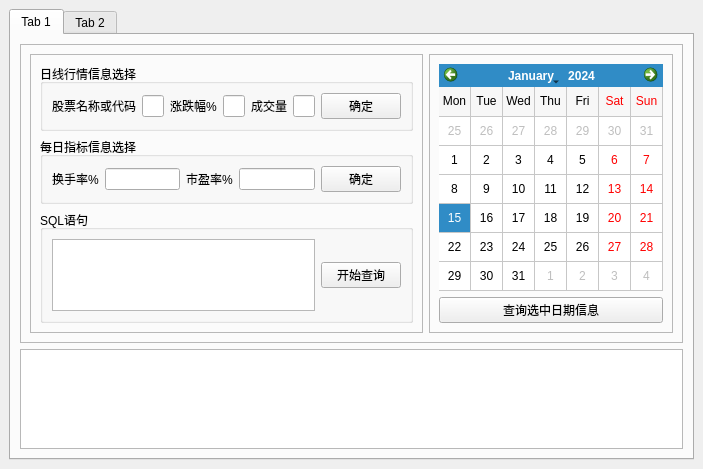
Before: the Qt Designer form UI/upsdownsFm.ui in ypy02784/stockTushare, drawn with Qt 5.
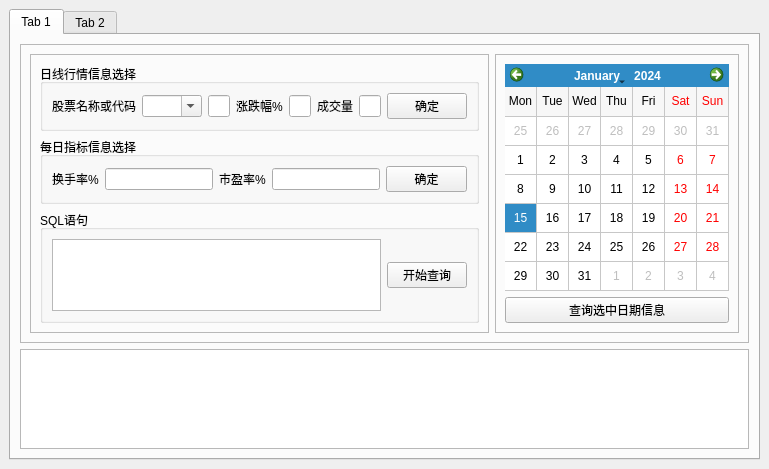
After: the same form once the commit is applied.

```diff
--- a/UI/upsdownsFm.ui
+++ b/UI/upsdownsFm.ui
@@ -6,8 +6,8 @@
    <rect>
     <x>0</x>
     <y>0</y>
-    <width>628</width>
-    <height>365</height>
+    <width>762</width>
+    <height>374</height>
    </rect>
   </property>
   <property name="windowTitle">
@@ -95,8 +95,39 @@
                    </property>
                   </widget>
                  </item>
+                 <item>
+                  <widget class="QComboBox" name="comboBox">
+                   <property name="sizePolicy">
+                    <sizepolicy hsizetype="Maximum" vsizetype="Fixed">
+                     <horstretch>0</horstretch>
+                     <verstretch>0</verstretch>
+                    </sizepolicy>
+                   </property>
+                   <property name="minimumSize">
+                    <size>
+                     <width>60</width>
+                     <height>0</height>
+                    </size>
+                   </property>
+                   <property name="whatsThis">
+                    <string>&lt;html&gt;&lt;head/&gt;&lt;body&gt;&lt;p&gt;1&lt;/p&gt;&lt;p&gt;2&lt;/p&gt;&lt;p&gt;3&lt;/p&gt;&lt;p&gt;4&lt;/p&gt;&lt;p&gt;5&lt;/p&gt;&lt;p&gt;&lt;br/&gt;&lt;/p&gt;&lt;/body&gt;&lt;/html&gt;</string>
+                   </property>
+                   <property name="editable">
+                    <bool>true</bool>
+                   </property>
+                   <property name="currentText">
+                    <string/>
+                   </property>
+                   <property name="currentIndex">
+                    <number>-1</number>
+                   </property>
+                  </widget>
+                 </item>
                  <item>
                   <widget class="QLineEdit" name="lineEdit_stock_code_name">
+                   <property name="enabled">
+                    <bool>true</bool>
+                   </property>
                    <property name="sizePolicy">
                     <sizepolicy hsizetype="Preferred" vsizetype="Fixed">
                      <horstretch>0</horstretch>
@@ -106,6 +137,9 @@
                    <property name="toolTip">
                     <string>&lt;html&gt;&lt;head/&gt;&lt;body&gt;&lt;p&gt;请输入完整的股票代码或者股票名称&lt;/p&gt;&lt;/body&gt;&lt;/html&gt;</string>
                    </property>
+                   <property name="readOnly">
+                    <bool>true</bool>
+                   </property>
                   </widget>
                  </item>
                  <item>
```
